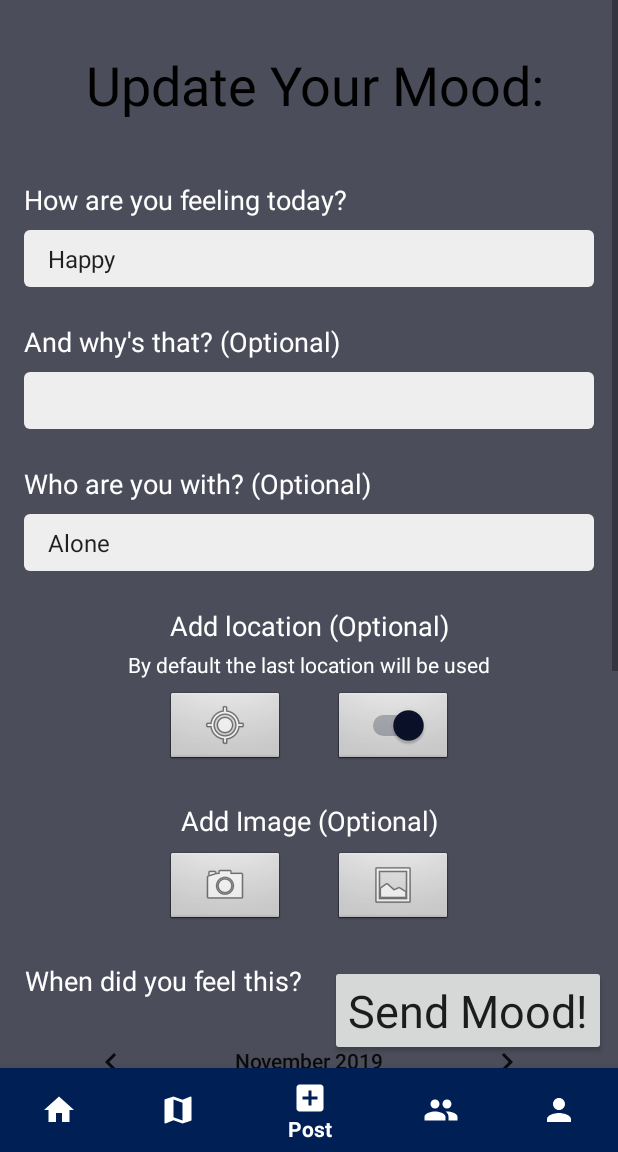
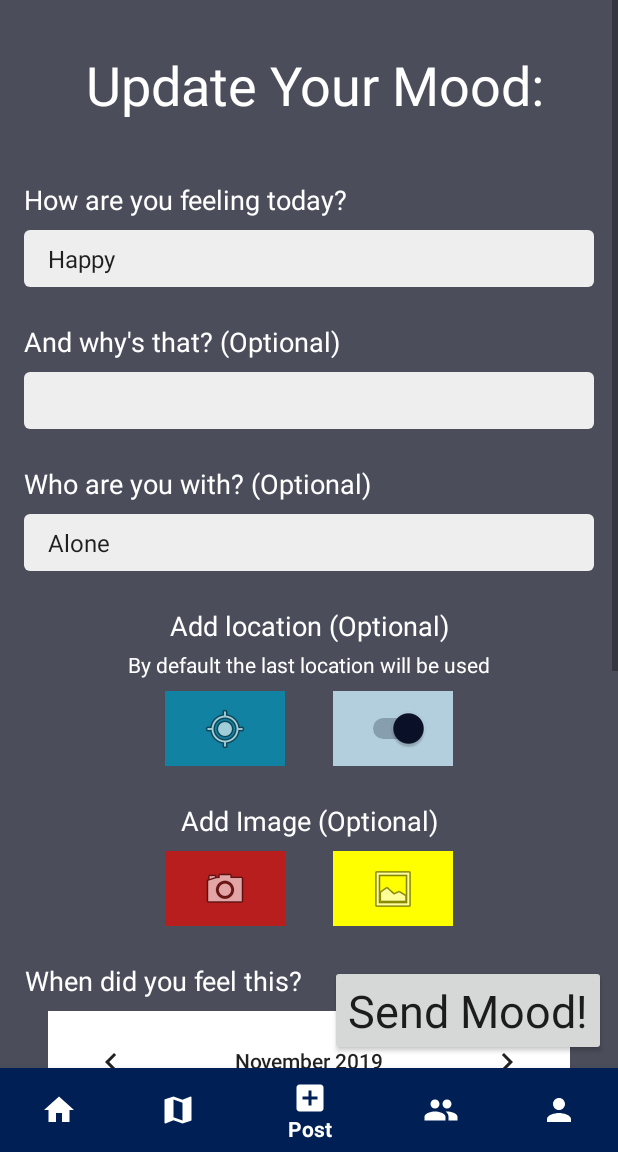
Before and after one commit to CMPUT301F19T30/ScarnTech, an Android app: the PostFragment screen opened through its navigation route, on a phone screen of 412 x 824 dp, the part 84-1236 px from its top. Run offline under Robolectric (Android 15) with nearby library versions, the phone set to English and light mode, and no system bars; our stand-ins replace Firebase (no records; nobody signed in at launch, a user with empty details on screens opened directly), navigation-ui; Roboto replaces fonts that are not available here.

Commit message:
Updated styles. Fixed home screen sorting.

```diff
--- a/app/src/main/java/cmput301/moodi/Objects/MoodListAdapter.java
+++ b/app/src/main/java/cmput301/moodi/Objects/HomeMoodsAdapter.java
@@ -21,13 +21,13 @@ import cmput301.moodi.R;
  * groups of data such as users or moods
  * @since 11/04/2019
  */
-public class MoodListAdapter extends MoodHistoryAdapter {
+public class HomeMoodsAdapter extends MoodHistoryAdapter {
 
     private ArrayList<Mood> moods;
     private Context context;
 
     // Bridge between the list and the displayed list
-    public MoodListAdapter(Context context, ArrayList<Mood> moods){
+    public HomeMoodsAdapter(Context context, ArrayList<Mood> moods){
         super(context, moods);
         this.moods = moods;
         this.context = context;
--- a/app/src/main/java/cmput301/moodi/Objects/MoodHistoryAdapter.java
+++ b/app/src/main/java/cmput301/moodi/Objects/MoodHistoryAdapter.java
@@ -27,7 +27,7 @@ import cmput301.moodi.R;
  */
 public class MoodHistoryAdapter extends BaseAdapter implements Filterable {
 
-    private ArrayList<Mood> moods;
+    private ArrayList<Mood> moodsList;
     private ArrayList<Mood> moodsListFiltered;
     private MoodFilter customFilter;
     private Context context;
@@ -36,7 +36,7 @@ public class MoodHistoryAdapter extends BaseAdapter implements Filterable {
     // Bridge between the list and the displayed list
     public MoodHistoryAdapter(Context context, ArrayList<Mood> moods){
         super();
-        this.moods = moods;
+        this.moodsList = moods;
         this.moodsListFiltered = moods;
         this.context = context;
     }
@@ -52,7 +52,7 @@ public class MoodHistoryAdapter extends BaseAdapter implements Filterable {
             view = LayoutInflater.from(context).inflate(R.layout.content, parent,false);
         }
 
-        Mood mood = moods.get(position);
+        Mood mood = moodsListFiltered.get(position);
 
         // Point at placeholders of the context in a post
         TextView currentEmotionalState = view.findViewById(R.id.EmotionalState_text);
@@ -110,8 +110,8 @@ public class MoodHistoryAdapter extends BaseAdapter implements Filterable {
             FilterResults results = new FilterResults();
             ArrayList<Mood> filteredList = new ArrayList<>();
 
-            results.count = moods.size();
-            results.values = moods;
+            results.count = moodsList.size();
+            results.values = moodsList;
 
             if (constraint.equals("Show All")) {
                 return results;
@@ -120,8 +120,8 @@ public class MoodHistoryAdapter extends BaseAdapter implements Filterable {
             if (constraint != null && constraint.length()>0) {
                 constraint = constraint.toString().toLowerCase();
 
-                for (int i=0; i< moods.size(); i++) {
-                    Mood mood = moods.get(i);
+                for (int i=0; i< moodsList.size(); i++) {
+                    Mood mood = moodsList.get(i);
                     String moodType = mood.getEmotionalState().getName().toLowerCase();
                     if(moodType.startsWith(constraint.toString())) {
                         filteredList.add(mood);
--- a/app/src/main/java/cmput301/moodi/Objects/MoodiNotificationsAdapter.java
+++ b/app/src/main/java/cmput301/moodi/Objects/MoodiNotificationsAdapter.java
@@ -7,6 +7,7 @@ import android.view.ViewGroup;
 import android.widget.ArrayAdapter;
 import android.widget.Button;
 import android.widget.TextView;
+import android.widget.Toast;
 
 import androidx.annotation.NonNull;
 import androidx.annotation.Nullable;
@@ -68,6 +69,7 @@ public class MoodiNotificationsAdapter extends ArrayAdapter<MoodiNotification> {
            @Override
            public void onClick(View view) {
                 moodiStorage.deleteNotification(notification.getDocumentID());
+               Toast.makeText(getContext(),"Follow Request Declined", Toast.LENGTH_SHORT).show();
            }
        });
 
@@ -75,6 +77,7 @@ public class MoodiNotificationsAdapter extends ArrayAdapter<MoodiNotification> {
            @Override
            public void onClick(View view) {
                 acceptNotification(notification);
+               Toast.makeText(getContext(),"Follow Request Accepted", Toast.LENGTH_SHORT).show();
            }
        });
 
--- a/app/src/main/java/cmput301/moodi/ui/loggedIn/home/HomeFragment.java
+++ b/app/src/main/java/cmput301/moodi/ui/loggedIn/home/HomeFragment.java
@@ -8,6 +8,7 @@ import android.widget.AdapterView;
 import android.widget.ArrayAdapter;
 import android.widget.ListView;
 import android.widget.Spinner;
+import android.widget.TextView;
 
 import androidx.annotation.NonNull;
 import androidx.annotation.Nullable;
@@ -41,6 +42,9 @@ public class HomeFragment extends Fragment {
     private ListView moodListView;
     private MoodHistoryAdapter moodAdapter;
     private ArrayList<Mood> moodDataList;
+    public List<Mood> moods;
+    public Spinner spinner;
+    public TextView showNoneMessage, greeting;
 
     // Firestore and reference objects
     private FirebaseFirestore db;
@@ -48,7 +52,6 @@ public class HomeFragment extends Fragment {
     private MoodiStorage moodiStorage;
     private String TAG = "HomeFragment";
 
-    public List<Mood> moods;
 
     public View onCreateView(@NonNull LayoutInflater inflater,
                              ViewGroup container, Bundle savedInstanceState) {
@@ -57,9 +60,17 @@ public class HomeFragment extends Fragment {
         // Get a reference to the ListView and create an object for the mood list.
         moodListView = view.findViewById(R.id.mood_list);
         moodDataList = new ArrayList<>();
+        showNoneMessage = view.findViewById(R.id.show_none);
+        greeting = view.findViewById(R.id.greeting);
+        spinner = view.findViewById(R.id.filter_by);
+
+        showNoneMessage.setVisibility(View.INVISIBLE);
+        greeting.setVisibility(View.INVISIBLE);
+        spinner.setVisibility(View.INVISIBLE);
+
 
         // Set the adapter for the listView to the CustomAdapter that we created in Lab 3.
-        moodAdapter = new MoodHistoryAdapter(container.getContext(),moodDataList);
+        moodAdapter = new MoodHistoryAdapter(container.getContext(), moodDataList);
         moodListView.setAdapter(moodAdapter);
 
         // Init firestore link and reference object
@@ -68,7 +79,6 @@ public class HomeFragment extends Fragment {
         moodiStorage = new MoodiStorage();
 
         // Load spinner resources
-        Spinner spinner = (Spinner) view.findViewById(R.id.filter_by);
         ArrayAdapter<CharSequence> adapter = ArrayAdapter.createFromResource(getActivity(), R.array.mood_history_filters, android.R.layout.simple_spinner_item);
         adapter.setDropDownViewResource(android.R.layout.simple_spinner_dropdown_item);
         spinner.setAdapter(adapter);
@@ -99,6 +109,11 @@ public class HomeFragment extends Fragment {
                     @Override
                     public void onComplete(@NonNull Task<QuerySnapshot> task) {
                         if (task.isSuccessful()) {
+                            if (task.getResult().isEmpty()) {
+                                showEmptyFeed();
+                            } else {
+
+                                showPopulatedFeed();
                                 for (QueryDocumentSnapshot following_doc : task.getResult()) {
 
                                     // for each following get most recent mood
@@ -129,6 +144,7 @@ public class HomeFragment extends Fragment {
                                 }
                             }
                         }
+                    }
                 });
             }
         });
@@ -145,4 +161,17 @@ public class HomeFragment extends Fragment {
         });
         return view;
     }
+
+    public void showEmptyFeed() {
+        showNoneMessage.setVisibility(View.VISIBLE);
+        greeting.setVisibility(View.GONE);
+        spinner.setVisibility(View.GONE);
+
     }
+
+    public void showPopulatedFeed() {
+        showNoneMessage.setVisibility(View.GONE);
+        greeting.setVisibility(View.VISIBLE);
+        spinner.setVisibility(View.VISIBLE);
+    }
+}
--- a/app/src/main/java/cmput301/moodi/ui/loggedIn/post/PostFragment.java
+++ b/app/src/main/java/cmput301/moodi/ui/loggedIn/post/PostFragment.java
@@ -21,7 +21,6 @@ import android.widget.ImageButton;
 import android.widget.ImageView;
 import android.widget.Spinner;
 import android.widget.Switch;
-import android.widget.Toast;
 
 import androidx.annotation.NonNull;
 import androidx.annotation.Nullable;
@@ -277,7 +276,7 @@ public class PostFragment extends Fragment {
                 Mood mood = new Mood(index, reason, socialSituation, date, path, username);
 
                 // Set mood location to the most recent location data from firebase (through text view)
-                if (location_toggle.isChecked()) {
+                if (location_toggle.isChecked() && !(lastLat ==  null) &&  !(lastLon == null)) {
                     mood.setLocation(new GeoPoint(Double.valueOf(lastLat), Double.valueOf(lastLon)));
                 }
 
--- a/app/src/main/res/layout/activity_bottom_navigation.xml
+++ b/app/src/main/res/layout/activity_bottom_navigation.xml
@@ -4,7 +4,8 @@
     xmlns:tools="http://schemas.android.com/tools"
     android:id="@+id/container"
     android:layout_width="match_parent"
-    android:layout_height="match_parent">
+    android:layout_height="match_parent"
+    android:background="@color/moodiBackground">
 
     <include
         android:id="@+id/toolbar"
--- a/app/src/main/res/layout/activity_create_account.xml
+++ b/app/src/main/res/layout/activity_create_account.xml
@@ -52,16 +52,14 @@
                     app:layout_constraintStart_toStartOf="parent">
 
                     <TextView
-                        style="@style/MoodiText"
                         android:id="@+id/login_description"
                         android:layout_width="wrap_content"
                         android:layout_height="wrap_content"
-                        android:text="@string/not_yet_registered_sign_up_here"
+                        android:text="Already have an account?"
                         android:textAlignment="viewStart"
                         android:textColor="@color/moodiDarkBlue" />
 
                     <TextView
-                        style="@style/MoodiText"
                         android:id="@+id/login_text"
                         android:layout_width="wrap_content"
                         android:layout_height="wrap_content"
--- a/app/src/main/res/layout/fragment_post.xml
+++ b/app/src/main/res/layout/fragment_post.xml
@@ -124,6 +124,7 @@
                     android:layout_marginTop="24dp"
                     android:text="@string/min"
                     android:textColor="@color/moodiWhite"
+                    android:paddingLeft="@dimen/text_padding"
                     app:layout_constraintEnd_toEndOf="parent"
                     app:layout_constraintTop_toBottomOf="@+id/input_calendarView" />
 
@@ -144,6 +145,7 @@
                     android:layout_height="wrap_content"
                     android:layout_marginTop="24dp"
                     android:entries="@array/minute_array"
+                    android:background="@color/moodiWhite"
                     app:layout_constraintEnd_toStartOf="@+id/textView6"
                     app:layout_constraintTop_toBottomOf="@+id/input_calendarView" />
 
@@ -166,6 +168,7 @@
                     android:layout_height="wrap_content"
                     android:layout_marginTop="24dp"
                     android:entries="@array/hour_array"
+                    android:background="@color/moodiWhite"
                     app:layout_constraintEnd_toStartOf="@+id/textView5"
                     app:layout_constraintTop_toBottomOf="@+id/input_calendarView" />
 
@@ -175,6 +178,7 @@
                     android:layout_height="wrap_content"
                     android:layout_marginTop="24dp"
                     android:layout_marginEnd="8dp"
+                    android:paddingLeft="@dimen/text_padding"
                     android:text="@string/hr"
                     android:textColor="@color/moodiWhite"
                     app:layout_constraintEnd_toStartOf="@+id/input_minute"
@@ -188,7 +192,8 @@
                     android:clickable="true"
                     app:layout_constraintEnd_toEndOf="parent"
                     app:layout_constraintStart_toStartOf="parent"
-                    app:layout_constraintTop_toBottomOf="@+id/textView12" />
+                    app:layout_constraintTop_toBottomOf="@+id/textView12"
+                    android:background="@color/moodiWhite"/>
 
                 <TextView
                     android:id="@+id/textView12"
@@ -222,7 +227,7 @@
                         android:layout_marginBottom="16dp"
                         android:fontFamily="@font/rancho"
                         android:text="Update Your Mood:"
-                        android:textColor="@color/moodiBlack"
+                        android:textColor="#FFFFFF"
                         android:textSize="36sp"
                         app:layout_constraintBottom_toBottomOf="parent"
                         app:layout_constraintEnd_toEndOf="parent"
@@ -255,7 +260,7 @@
                         android:id="@+id/add_location_button"
                         android:layout_width="80dp"
                         android:layout_height="50dp"
-                        android:background="@android:drawable/btn_default"
+                        android:background="@color/moodiTeal"
                         android:contentDescription="@string/add_location_button"
                         app:layout_constraintBottom_toBottomOf="parent"
                         app:layout_constraintStart_toStartOf="parent"
@@ -266,7 +271,7 @@
                         android:layout_width="0dp"
                         android:layout_height="0dp"
                         android:layout_marginStart="32dp"
-                        android:background="@android:drawable/btn_default"
+                        android:background="@color/moodiBackground2"
                         app:layout_constraintBottom_toBottomOf="parent"
                         app:layout_constraintEnd_toEndOf="parent"
                         app:layout_constraintStart_toEndOf="@+id/add_location_button"
@@ -310,7 +315,7 @@
                         android:id="@+id/add_picture_button"
                         android:layout_width="80dp"
                         android:layout_height="50dp"
-                        android:background="@android:drawable/btn_default"
+                        android:background="@color/moodiRed"
                         android:contentDescription="@string/add_camera_photo_button"
                         app:layout_constraintBottom_toBottomOf="parent"
                         app:layout_constraintStart_toStartOf="parent"
@@ -322,7 +327,7 @@
                         android:layout_width="80dp"
                         android:layout_height="50dp"
                         android:layout_marginStart="32dp"
-                        android:background="@android:drawable/btn_default"
+                        android:background="@color/moodiYellow"
                         android:contentDescription="@string/add_gallery_photo_button"
                         app:layout_constraintBottom_toBottomOf="parent"
                         app:layout_constraintEnd_toEndOf="parent"
--- a/app/src/main/res/layout/mood_history.xml
+++ b/app/src/main/res/layout/mood_history.xml
@@ -26,7 +26,7 @@
         android:id="@+id/mood_history"
         android:layout_width="match_parent"
         android:layout_height="match_parent"
-        android:background="@color/moodiWhite"/>
+        android:background="@color/moodiBackground"/>
 
 
 
--- a/app/src/main/res/layout/social_list.xml
+++ b/app/src/main/res/layout/social_list.xml
@@ -10,7 +10,7 @@
         android:id="@+id/search_bar"
         android:layout_width="match_parent"
         android:layout_height="wrap_content"
-        android:background="@color/moodiBackground"
+        android:background="@color/moodiLightGrey"
         android:hint="Search..."
         android:padding="@dimen/activity_vertical_margin"
         android:textSize="24sp" />
```
Also changed, not shown: app/src/main/java/cmput301/moodi/ui/loggedIn/post/AddLocationActivity.java (+7 -2 lines), app/src/main/res/layout/fragment_edit_post.xml (+2 -11 lines), app/src/main/res/layout/fragment_home.xml (+18 -4 lines), app/src/main/res/layout/fragment_social.xml (+4 -5 lines), app/src/main/res/layout/profile_header.xml (+13 -7 lines), app/src/main/res/layout/social_list_item.xml (+16 -16 lines). Lines whose indentation alone changed are shown as unchanged.
